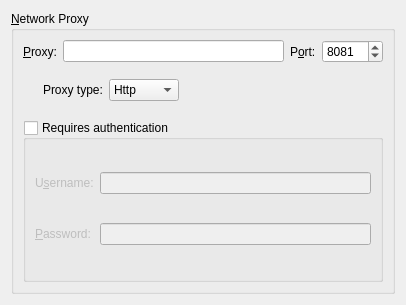
First picture: the form in core/utilities/setup/misc/proxysettingswidget.ui, repository RPhay/MyDigikam, before the edit.
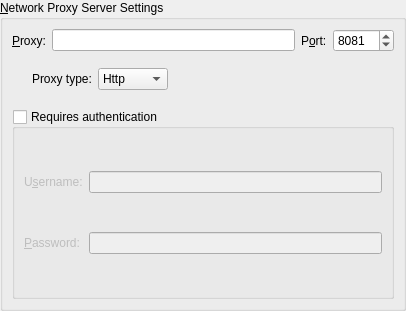
Second picture: the form after the edit.

The edit to the form file:
```diff
--- a/core/utilities/setup/misc/proxysettingswidget.ui
+++ b/core/utilities/setup/misc/proxysettingswidget.ui
@@ -7,10 +7,22 @@
     <x>0</x>
     <y>0</y>
     <width>406</width>
-    <height>305</height>
+    <height>311</height>
    </rect>
   </property>
   <layout class="QVBoxLayout" name="verticalLayout_2">
+   <property name="leftMargin">
+    <number>0</number>
+   </property>
+   <property name="topMargin">
+    <number>0</number>
+   </property>
+   <property name="rightMargin">
+    <number>0</number>
+   </property>
+   <property name="bottomMargin">
+    <number>0</number>
+   </property>
    <item>
     <widget class="QGroupBox" name="groupBox_proxy">
      <property name="toolTip">
@@ -20,7 +32,7 @@
 &lt;p style=&quot; margin-top:0px; margin-bottom:0px; margin-left:0px; margin-right:0px; -qt-block-indent:0; text-indent:0px;&quot;&gt;Proxy settings for your local intranet. Please leave empty if there is no proxy.&lt;/p&gt;&lt;/body&gt;&lt;/html&gt;</string>
      </property>
      <property name="title">
-      <string>&amp;Network Proxy</string>
+      <string>&amp;Network Proxy Server Settings</string>
      </property>
      <layout class="QVBoxLayout" name="verticalLayout">
       <item>
@@ -191,7 +203,7 @@
          <item row="1" column="1">
           <widget class="QLineEdit" name="kcfg_proxyPass">
            <property name="enabled">
-            <bool>true</bool>
+            <bool>false</bool>
            </property>
            <property name="echoMode">
             <enum>QLineEdit::Password</enum>
@@ -201,7 +213,7 @@
          <item row="0" column="1">
           <widget class="QLineEdit" name="kcfg_proxyUser">
            <property name="enabled">
-            <bool>true</bool>
+            <bool>false</bool>
            </property>
           </widget>
          </item>
```
